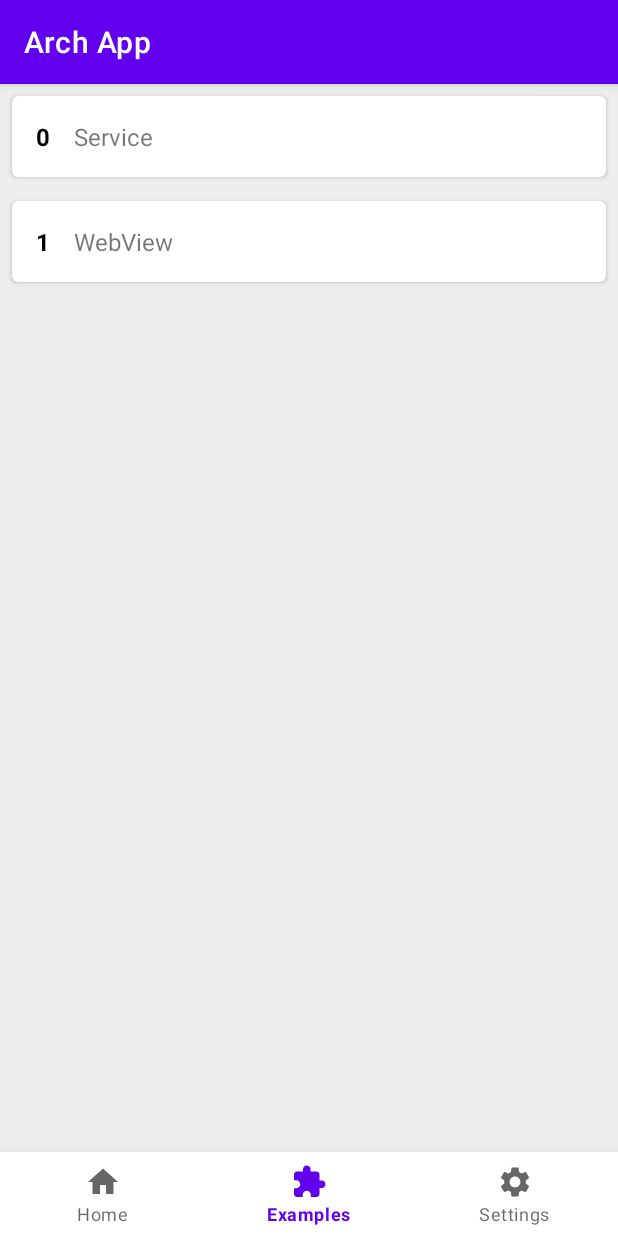
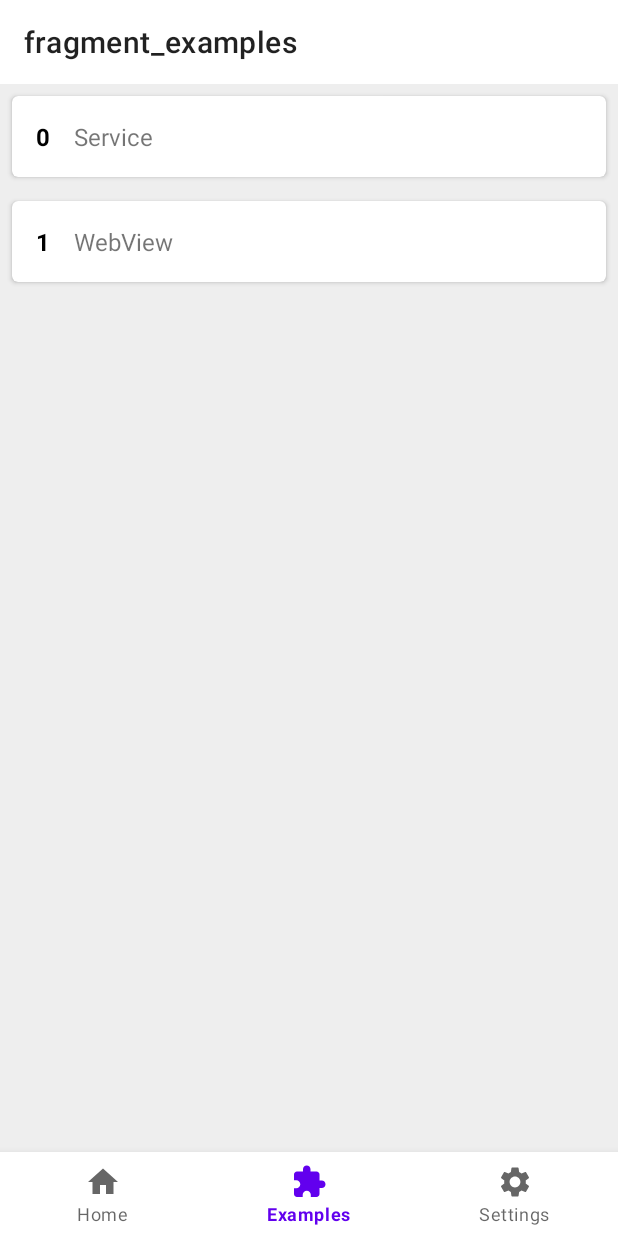
Before and after one commit to san-sk/Android-Arch-App, an Android app: the screen it shows after launch (MainActivity), on a phone screen of 412 x 824 dp. Run offline under Robolectric (Android 15) with nearby library versions, the phone set to English and light mode, and no system bars; our stand-ins replace Dagger/Hilt's generated code, navigation-ui.

Commit message:
Bottom nav visibility changes.

```diff
--- a/app/src/main/java/com/san/archapp/ui/MainActivity.kt
+++ b/app/src/main/java/com/san/archapp/ui/MainActivity.kt
@@ -1,8 +1,11 @@
 package com.san.archapp.ui
 
 import android.os.Bundle
+import android.view.View
 import androidx.appcompat.app.AppCompatActivity
+import androidx.core.view.isVisible
 import androidx.navigation.findNavController
+import androidx.navigation.ui.AppBarConfiguration
 import androidx.navigation.ui.setupWithNavController
 import com.san.archapp.R
 import com.san.archapp.databinding.ActivityMainBinding
@@ -14,9 +17,9 @@ class MainActivity : AppCompatActivity() {
 
     private lateinit var binding: ActivityMainBinding
 
-    private val navController by lazy {
-        this.findNavController(R.id.nav_host_fragment)
-    }
+    private val navController by lazy { this.findNavController(R.id.nav_host_fragment) }
+
+    private val appBarConfiguration by lazy { AppBarConfiguration(navController.graph) }
 
 
     override fun onCreate(savedInstanceState: Bundle?) {
@@ -24,10 +27,27 @@ class MainActivity : AppCompatActivity() {
         binding = ActivityMainBinding.inflate(layoutInflater)
         setContentView(binding.root)
 
+        binding.toolbarMain.setupWithNavController(navController, appBarConfiguration)
         binding.navViewBottomNav.setupWithNavController(navController)
+
+        navController.addOnDestinationChangedListener { _, destination, _ ->
+            when (destination.id) {
+                R.id.homeFragment, R.id.exampleFragment, R.id.settingsFragment -> showBottomNav()
+                else -> hideBottomNav()
+            }
+        }
     }
 
     override fun onSupportNavigateUp(): Boolean {
         return navController.navigateUp() || super.onSupportNavigateUp()
     }
+
+    private fun showBottomNav() {
+        binding.navViewBottomNav.visibility = View.VISIBLE
+
+    }
+
+    private fun hideBottomNav() {
+        binding.navViewBottomNav.visibility = View.GONE
+    }
 }
--- a/app/src/main/res/layout/activity_main.xml
+++ b/app/src/main/res/layout/activity_main.xml
@@ -5,6 +5,14 @@
     android:layout_width="match_parent"
     android:layout_height="match_parent"
     tools:context=".ui.MainActivity">
+
+    <androidx.appcompat.widget.Toolbar
+        android:id="@+id/toolbar_main"
+        android:layout_width="match_parent"
+        android:layout_height="?attr/actionBarSize"
+        app:layout_constraintEnd_toEndOf="parent"
+        app:layout_constraintStart_toStartOf="parent"
+        app:layout_constraintTop_toTopOf="parent" />
 
     <!-- <ProgressBar
          android:id="@+id/pb_loading"
@@ -24,7 +32,7 @@
         app:layout_constraintBottom_toTopOf="@+id/nav_view_bottom_nav"
         app:layout_constraintLeft_toLeftOf="parent"
         app:layout_constraintRight_toRightOf="parent"
-        app:layout_constraintTop_toTopOf="parent"
+        app:layout_constraintTop_toBottomOf="@+id/toolbar_main"
         app:navGraph="@navigation/nav_graph" />
 
     <com.google.android.material.bottomnavigation.BottomNavigationView
--- a/app/src/main/res/values-night/themes.xml
+++ b/app/src/main/res/values-night/themes.xml
@@ -1,6 +1,6 @@
 <resources xmlns:tools="http://schemas.android.com/tools">
     <!-- Base application theme. -->
-    <style name="Theme.ArchApp" parent="Theme.MaterialComponents.DayNight.DarkActionBar">
+    <style name="Theme.ArchApp" parent="Theme.MaterialComponents.DayNight.NoActionBar">
         <!-- Primary brand color. -->
         <item name="colorPrimary">@color/purple_200</item>
         <item name="colorPrimaryVariant">@color/purple_700</item>
--- a/app/src/main/res/values/themes.xml
+++ b/app/src/main/res/values/themes.xml
@@ -1,6 +1,6 @@
 <resources xmlns:tools="http://schemas.android.com/tools">
     <!-- Base application theme. -->
-    <style name="Theme.ArchApp" parent="Theme.MaterialComponents.DayNight.DarkActionBar">
+    <style name="Theme.ArchApp" parent="Theme.MaterialComponents.DayNight.NoActionBar">
         <!-- Primary brand color. -->
         <item name="colorPrimary">@color/purple_500</item>
         <item name="colorPrimaryVariant">@color/purple_700</item>
```
Also changed, not shown: app/src/main/java/com/san/archapp/ui/examples/webview/WebViewFragment.kt (+13 -2 lines). Lines whose indentation alone changed are shown as unchanged.
